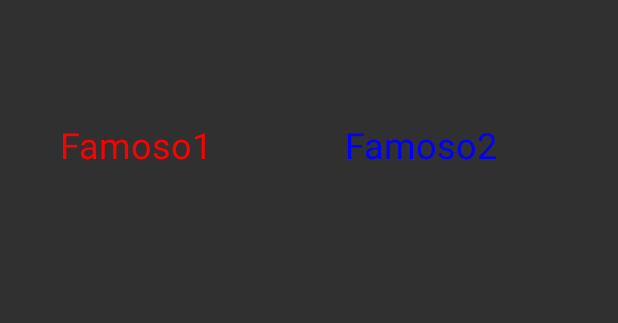
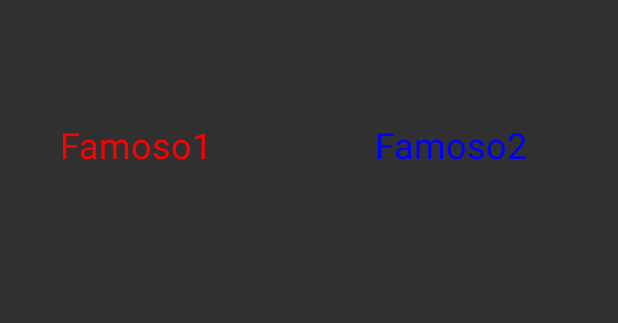
Before and after one commit to marrcoss10/WhoIsOlder, an Android app: the layout activity_juego.xml on its own in the app's theme, with its tools: preview values and no code run, on a phone screen of 412 x 824 dp. Shown: the top 323 px of the screen. Run offline under Robolectric (Android 15) with nearby library versions, the phone set to English and light mode, and no system bars.

```diff
--- a/app/src/main/res/layout/activity_juego.xml
+++ b/app/src/main/res/layout/activity_juego.xml
@@ -23,7 +23,7 @@
         android:layout_width="wrap_content"
         android:layout_height="wrap_content"
         android:layout_marginTop="80dp"
-        android:layout_marginEnd="80dp"
+        android:layout_marginEnd="60dp"
         android:text="Famoso2"
         android:textColor="#0000FF"
         android:textSize="24sp"
```
